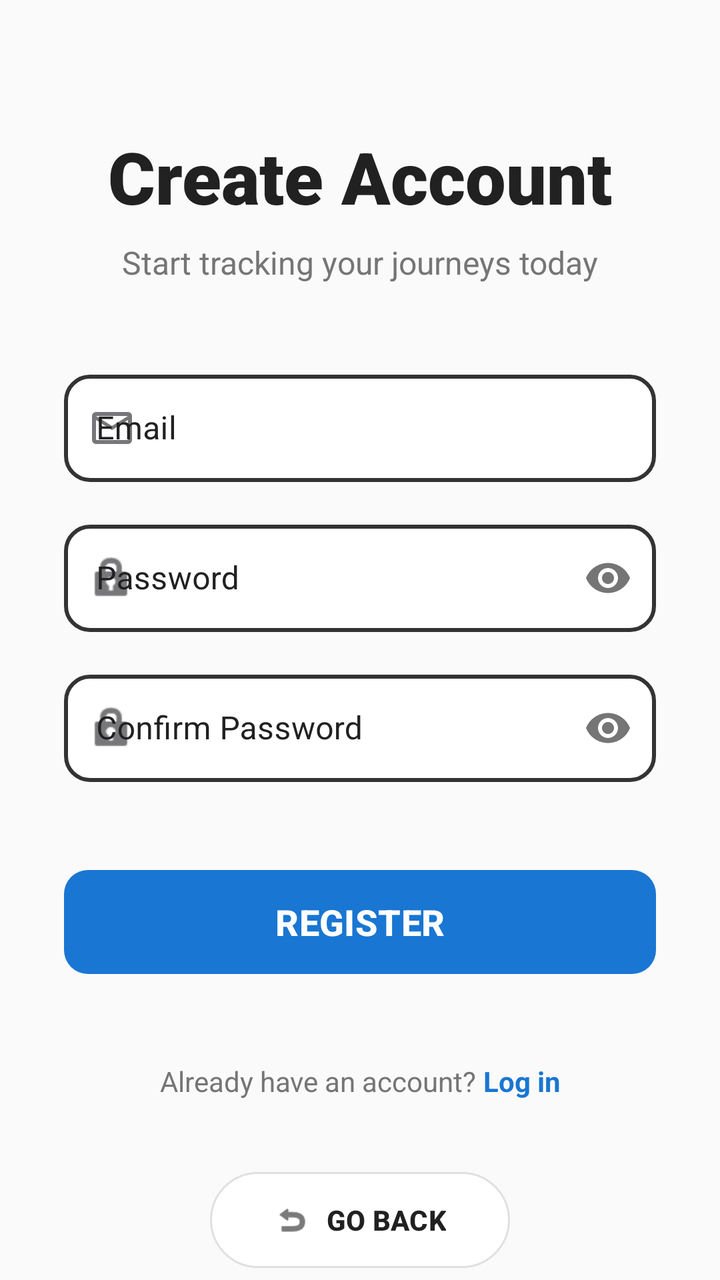
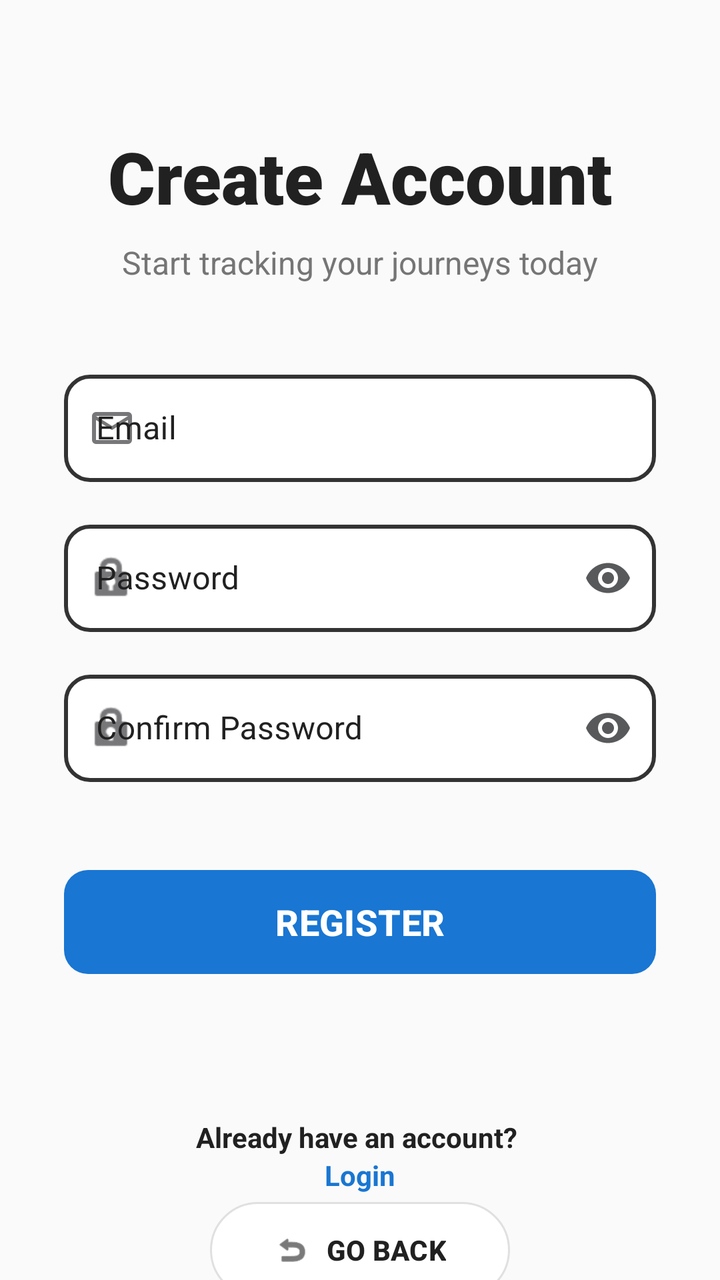

Before-and-after screenshots of an Android layout around one commit, followed by the original layout XML and the change that was made.
<!-- AndroidManifest.xml: application theme Theme.Wanderer -->
<!-- res/layout/activity_register.xml -->
<?xml version="1.0" encoding="utf-8"?>
<androidx.core.widget.NestedScrollView
    xmlns:android="http://schemas.android.com/apk/res/android"
    xmlns:app="http://schemas.android.com/apk/res-auto"
    xmlns:tools="http://schemas.android.com/tools"
    android:layout_width="match_parent"
    android:layout_height="match_parent"
    android:fillViewport="true"
    android:background="#FAFAFA"
    tools:context=".RegisterActivity">

    <androidx.constraintlayout.widget.ConstraintLayout
        android:layout_width="match_parent"
        android:layout_height="wrap_content"
        android:paddingBottom="32dp">

        
        <TextView
            android:id="@+id/tvRegisterTitle"
            android:layout_width="wrap_content"
            android:layout_height="wrap_content"
            android:layout_marginTop="64dp"
            android:fontFamily="sans-serif-black"
            android:text="Create Account"
            android:textColor="#212121"
            android:textSize="36sp"
            android:textStyle="bold"
            app:layout_constraintEnd_toEndOf="parent"
            app:layout_constraintStart_toStartOf="parent"
            app:layout_constraintTop_toTopOf="parent" />

        
        <TextView
            android:id="@+id/tvRegisterSubtitle"
            android:layout_width="wrap_content"
            android:layout_height="wrap_content"
            android:layout_marginTop="8dp"
            android:text="Start tracking your journeys today"
            android:textColor="#757575"
            android:textSize="16sp"
            app:layout_constraintEnd_toEndOf="parent"
            app:layout_constraintStart_toStartOf="parent"
            app:layout_constraintTop_toBottomOf="@id/tvRegisterTitle" />

        
        <com.google.android.material.textfield.TextInputLayout
            android:id="@+id/registerUsernameLayout"
            style="@style/Widget.MaterialComponents.TextInputLayout.OutlinedBox"
            android:layout_width="match_parent"
            android:layout_height="wrap_content"
            android:layout_marginHorizontal="32dp"
            android:layout_marginTop="40dp"
            android:hint="Email"
            android:textColorHint="#212121"
            app:boxCornerRadiusBottomEnd="12dp"
            app:boxCornerRadiusBottomStart="12dp"
            app:boxCornerRadiusTopEnd="12dp"
            app:boxCornerRadiusTopStart="12dp"
            app:startIconDrawable="@drawable/mail_icon"
            app:layout_constraintEnd_toEndOf="parent"
            app:layout_constraintStart_toStartOf="parent"
            app:layout_constraintTop_toBottomOf="@id/tvRegisterSubtitle">

            <com.google.android.material.textfield.TextInputEditText
                android:id="@+id/etRegisterUsername"
                android:layout_width="match_parent"
                android:layout_height="wrap_content"
                android:background="@drawable/custom_input_border"
                android:inputType="textEmailAddress"
                android:padding="16dp"
                android:textColor="#212121"
                android:textColorHint="#212121" />
        </com.google.android.material.textfield.TextInputLayout>

        
        <com.google.android.material.textfield.TextInputLayout
            android:id="@+id/registerPasswordLayout"
            style="@style/Widget.MaterialComponents.TextInputLayout.OutlinedBox"
            android:layout_width="match_parent"
            android:layout_height="wrap_content"
            android:layout_marginHorizontal="32dp"
            android:layout_marginTop="16dp"
            android:hint="Password"
            android:textColorHint="#212121"
            app:boxCornerRadiusBottomEnd="12dp"
            app:boxCornerRadiusBottomStart="12dp"
            app:boxCornerRadiusTopEnd="12dp"
            app:boxCornerRadiusTopStart="12dp"
            app:passwordToggleEnabled="true"
            app:startIconDrawable="@android:drawable/ic_lock_idle_lock"
            app:layout_constraintEnd_toEndOf="parent"
            app:layout_constraintStart_toStartOf="parent"
            app:layout_constraintTop_toBottomOf="@id/registerUsernameLayout">

            <com.google.android.material.textfield.TextInputEditText
                android:id="@+id/etRegisterPassword"
                android:layout_width="match_parent"
                android:layout_height="wrap_content"
                android:background="@drawable/custom_input_border"
                android:inputType="textPassword"
                android:padding="16dp"
                android:textColor="#212121"
                android:textColorHint="#212121" />
        </com.google.android.material.textfield.TextInputLayout>

        
        <com.google.android.material.textfield.TextInputLayout
            android:id="@+id/confirmPasswordLayout"
            style="@style/Widget.MaterialComponents.TextInputLayout.OutlinedBox"
            android:layout_width="match_parent"
            android:layout_height="wrap_content"
            android:layout_marginHorizontal="32dp"
            android:layout_marginTop="16dp"
            android:hint="Confirm Password"
            android:textColorHint="#212121"
            app:boxCornerRadiusBottomEnd="12dp"
            app:boxCornerRadiusBottomStart="12dp"
            app:boxCornerRadiusTopEnd="12dp"
            app:boxCornerRadiusTopStart="12dp"
            app:passwordToggleEnabled="true"
            app:startIconDrawable="@android:drawable/ic_lock_idle_lock"
            app:layout_constraintEnd_toEndOf="parent"
            app:layout_constraintStart_toStartOf="parent"
            app:layout_constraintTop_toBottomOf="@id/registerPasswordLayout">

            <com.google.android.material.textfield.TextInputEditText
                android:id="@+id/etConfirmPassword"
                android:layout_width="match_parent"
                android:layout_height="wrap_content"
                android:background="@drawable/custom_input_border"
                android:inputType="textPassword"
                android:padding="16dp"
                android:textColor="#212121"
                android:textColorHint="#212121" />
        </com.google.android.material.textfield.TextInputLayout>

        
        <com.google.android.material.button.MaterialButton
            android:id="@+id/btnRegisterSubmit"
            android:layout_width="match_parent"
            android:layout_height="60dp"
            android:layout_marginHorizontal="32dp"
            android:layout_marginTop="40dp"
            android:text="REGISTER"
            android:textColor="#FFFF"
            android:textSize="18sp"
            android:textStyle="bold"
            app:backgroundTint="#1976D2"
            app:cornerRadius="12dp"
            app:layout_constraintEnd_toEndOf="parent"
            app:layout_constraintStart_toStartOf="parent"
            app:layout_constraintTop_toBottomOf="@id/confirmPasswordLayout" />

        
        <LinearLayout
            android:id="@+id/layoutLoginLink"
            android:layout_width="wrap_content"
            android:layout_height="wrap_content"
            android:layout_marginTop="40dp"
            android:layout_marginBottom="32dp"
            android:orientation="horizontal"
            app:layout_constraintBottom_toTopOf="@id/btnBack"
            app:layout_constraintEnd_toEndOf="parent"
            app:layout_constraintStart_toStartOf="parent"
            app:layout_constraintTop_toBottomOf="@id/btnRegisterSubmit"
            app:layout_constraintVertical_bias="1.0">

            <TextView
                android:layout_width="wrap_content"
                android:layout_height="wrap_content"
                android:text="Already have an account? "
                android:textColor="#757575" />

            <TextView
                android:id="@+id/tvLoginLink"
                android:layout_width="wrap_content"
                android:layout_height="wrap_content"
                android:text="Log in"
                android:textColor="#1976D2"
                android:textStyle="bold" />
        </LinearLayout>

        
        <com.google.android.material.button.MaterialButton
            android:id="@+id/btnBack"
            android:layout_width="wrap_content"
            android:layout_height="56dp"
            android:paddingHorizontal="32dp"
            android:text="GO BACK"
            android:textColor="#212121"
            android:textStyle="bold"
            app:backgroundTint="#FFFFFF"
            app:cornerRadius="28dp"
            app:elevation="8dp"
            app:icon="@android:drawable/ic_menu_revert"
            app:iconTint="#212121"
            app:strokeColor="#E0E0E0"
            app:strokeWidth="1dp"
            app:layout_constraintBottom_toBottomOf="parent"
            app:layout_constraintEnd_toEndOf="parent"
            app:layout_constraintStart_toStartOf="parent" />

    </androidx.constraintlayout.widget.ConstraintLayout>
</androidx.core.widget.NestedScrollView>
<!-- resources referenced by this layout -->
<resources>
  <!-- drawable custom_input_border (drawable) -->
  <?xml version="1.0" encoding="utf-8"?>
  <shape xmlns:android="http://schemas.android.com/apk/res/android" android:shape="rectangle">
  
      
      <solid android:color="#FFFFFF" />
  
      
      <stroke
          android:width="2dp"
          android:color="#333333" />
  
      
      <corners android:radius="12dp" />
  
      
      <padding
          android:left="16dp"
          android:top="12dp"
          android:right="16dp"
          android:bottom="12dp" />
  
  </shape>
  <!-- drawable mail_icon (drawable) -->
  <vector xmlns:android="http://schemas.android.com/apk/res/android"
      android:width="24dp"
      android:height="24dp"
      android:viewportWidth="960"
      android:viewportHeight="960">
    <path
        android:pathData="M160,800q-33,0 -56.5,-23.5T80,720v-480q0,-33 23.5,-56.5T160,160h640q33,0 56.5,23.5T880,240v480q0,33 -23.5,56.5T800,800L160,800ZM480,520L160,320v400h640v-400L480,520ZM480,440 L800,240L160,240l320,200ZM160,320v-80,480 -400Z"
        android:fillColor="#e3e3e3"/>
  </vector>
  <style name="Theme.Wanderer" parent="Base.Theme.Wanderer" />
  <style name="Base.Theme.Wanderer" parent="Theme.Material3.DayNight.NoActionBar">
          
          
      </style>
</resources>

<!-- the commit's change to res/layout/activity_register.xml (unified diff, before → after) -->
@@ -87,6 +87,7 @@
             app:boxCornerRadiusTopEnd="12dp"
             app:boxCornerRadiusTopStart="12dp"
             app:passwordToggleEnabled="true"
+            app:passwordToggleTint="#57595B"
             app:startIconDrawable="@android:drawable/ic_lock_idle_lock"
             app:layout_constraintEnd_toEndOf="parent"
             app:layout_constraintStart_toStartOf="parent"
@@ -118,6 +119,7 @@
             app:boxCornerRadiusTopEnd="12dp"
             app:boxCornerRadiusTopStart="12dp"
             app:passwordToggleEnabled="true"
+            app:passwordToggleTint="#57595B"
             app:startIconDrawable="@android:drawable/ic_lock_idle_lock"
             app:layout_constraintEnd_toEndOf="parent"
             app:layout_constraintStart_toStartOf="parent"
@@ -151,34 +153,33 @@
             app:layout_constraintStart_toStartOf="parent"
             app:layout_constraintTop_toBottomOf="@id/confirmPasswordLayout" />
 
-        
-        <LinearLayout
-            android:id="@+id/layoutLoginLink"
-            android:layout_width="wrap_content"
-            android:layout_height="wrap_content"
-            android:layout_marginTop="40dp"
-            android:layout_marginBottom="32dp"
-            android:orientation="horizontal"
-            app:layout_constraintBottom_toTopOf="@id/btnBack"
-            app:layout_constraintEnd_toEndOf="parent"
-            app:layout_constraintStart_toStartOf="parent"
-            app:layout_constraintTop_toBottomOf="@id/btnRegisterSubmit"
-            app:layout_constraintVertical_bias="1.0">
-
-            <TextView
-                android:layout_width="wrap_content"
-                android:layout_height="wrap_content"
-                android:text="Already have an account? "
-                android:textColor="#757575" />
-
-            <TextView
-                android:id="@+id/tvLoginLink"
-                android:layout_width="wrap_content"
-                android:layout_height="wrap_content"
-                android:text="Log in"
-                android:textColor="#1976D2"
-                android:textStyle="bold" />
-        </LinearLayout>
+
+
+        
+        <TextView
+            android:id="@+id/textView"
+            android:layout_width="wrap_content"
+            android:layout_height="wrap_content"
+            android:layout_marginTop="68dp"
+            android:text="Already have an account? "
+            android:textColor="#212121"
+            android:textStyle="bold"
+            app:layout_constraintEnd_toEndOf="parent"
+            app:layout_constraintStart_toStartOf="parent"
+            app:layout_constraintTop_toBottomOf="@+id/btnRegisterSubmit" />
+
+        <TextView
+            android:id="@+id/tvLoginLink"
+            android:layout_width="wrap_content"
+            android:layout_height="wrap_content"
+            android:text="Login"
+            android:textColor="#1976D2"
+            android:textStyle="bold"
+            app:layout_constraintBottom_toTopOf="@+id/btnBack"
+            app:layout_constraintEnd_toEndOf="parent"
+            app:layout_constraintStart_toStartOf="parent"
+            app:layout_constraintTop_toBottomOf="@+id/textView"
+            app:layout_constraintVertical_bias="0.0" />
 
         
         <com.google.android.material.button.MaterialButton
